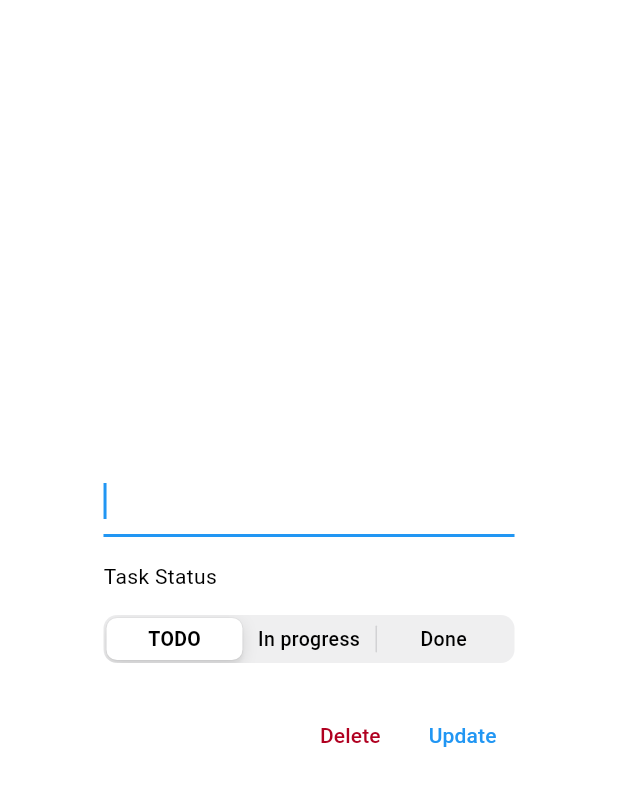
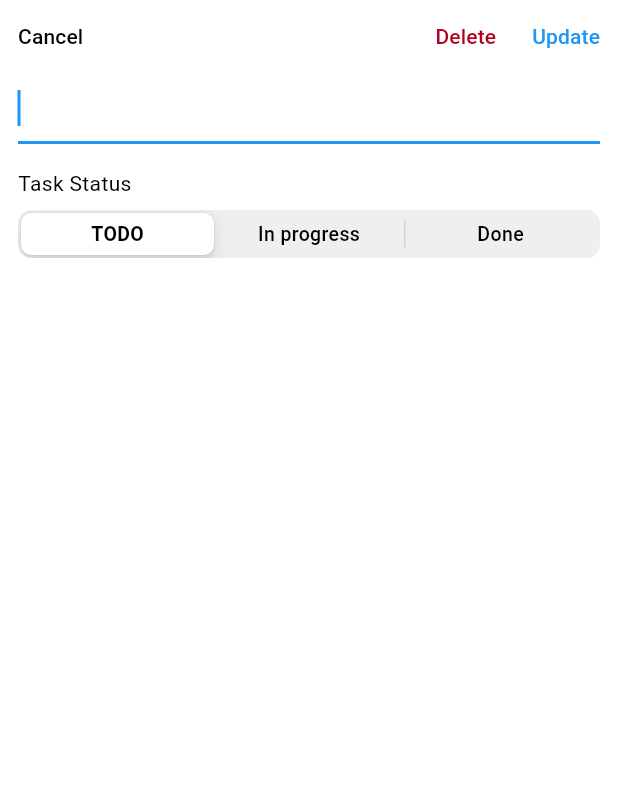
Before and after one commit to ytskk/taskline, a Flutter app: the TaskEdit widget shown alone on an empty page, opened directly with empty values, on a phone screen of 412 x 824 dp. Shown: the top 786 px of the screen. Run offline on Flutter 3.47's test engine with Material 2 defaults, Android fonts, the phone set to English and light mode, and no system bars; drawn by our look-alikes of dynamic_color; our stand-ins replace flutter_riverpod, package_info_plus, shared_preferences; accounts and stored records are empty.

Commit message:
updated edit menu

```diff
--- a/lib/features/tasks/widgets/task_edit.dart
+++ b/lib/features/tasks/widgets/task_edit.dart
@@ -31,20 +31,85 @@ class _TaskEditState extends ConsumerState<TaskEdit> {
   Widget build(BuildContext context) {
     final theme = Theme.of(context);
 
-    return AlertDialog(
-      backgroundColor: theme.colorScheme.surface,
-      title: TextField(
+    return SafeArea(
+      child: DecoratedBox(
+        decoration: BoxDecoration(
+          color: theme.colorScheme.surface,
+        ),
+        child: SingleChildScrollView(
+          padding: EdgeInsets.only(
+            bottom: MediaQuery.of(context).viewInsets.bottom + 16.0,
+          ),
+          child: Column(
+            crossAxisAlignment: CrossAxisAlignment.start,
+            children: [
+              DecoratedBox(
+                decoration: BoxDecoration(
+                  color: theme.colorScheme.surfaceVariant,
+                ),
+                child: Row(
+                  mainAxisAlignment: MainAxisAlignment.spaceBetween,
+                  children: [
+                    TextButton(
+                      style: TextButton.styleFrom(
+                        foregroundColor: theme.colorScheme.onSurfaceVariant,
+                      ),
+                      onPressed: () {
+                        Navigator.of(context).pop();
+                      },
+                      child: Text('Cancel'),
+                    ),
+                    Row(
+                      mainAxisSize: MainAxisSize.min,
+                      children: [
+                        TextButton(
+                          style: TextButton.styleFrom(
+                            foregroundColor: theme.colorScheme.error,
+                          ),
+                          onPressed: () {
+                            ref
+                                .read(taskListProvider.notifier)
+                                .remove(widget.task);
+                            Navigator.of(context).pop();
+                          },
+                          child: Text('Delete'),
+                        ),
+                        TextButton(
+                          style: TextButton.styleFrom(
+                            foregroundColor: theme.colorScheme.primary,
+                          ),
+                          onPressed: () {
+                            ref.read(taskListProvider.notifier).edit(
+                                  id: widget.task.id,
+                                  name: nameController.text,
+                                  status: _status,
+                                );
+                            Navigator.of(context).pop();
+                          },
+                          child: Text('Update'),
+                        ),
+                      ],
+                    ),
+                  ],
+                ),
+              ),
+              Padding(
+                padding: const EdgeInsets.symmetric(horizontal: 12.0),
+                child: Column(
+                  crossAxisAlignment: CrossAxisAlignment.start,
+                  children: [
+                    TextField(
                       controller: nameController,
                       autofocus: true,
                       textCapitalization: TextCapitalization.sentences,
                     ),
-      content: SingleChildScrollView(
-        child: Column(
-          crossAxisAlignment: CrossAxisAlignment.start,
+                    const SizedBox(height: 16.0),
+                    Text('Task Status'),
+                    const SizedBox(height: 8.0),
+                    Row(
                       children: [
-            Text('Task Status'),
-            const SizedBox(height: 16.0),
-            CupertinoSlidingSegmentedControl<TaskStatus>(
+                        Expanded(
+                          child: CupertinoSlidingSegmentedControl<TaskStatus>(
                             children: {
                               for (final status in TaskStatus.values)
                                 status: Text(
@@ -58,32 +123,16 @@ class _TaskEditState extends ConsumerState<TaskEdit> {
                               });
                             },
                           ),
+                        ),
+                      ],
+                    ),
                   ],
                 ),
               ),
-      actions: [
-        TextButton(
-          style: TextButton.styleFrom(
-            primary: theme.colorScheme.error,
+            ],
           ),
-          onPressed: () {
-            ref.read(taskListProvider.notifier).remove(widget.task);
-            Navigator.of(context).pop();
-          },
-          child: Text('Delete'),
         ),
-        TextButton(
-          child: Text('Update'),
-          onPressed: () {
-            ref.read(taskListProvider.notifier).edit(
-                  id: widget.task.id,
-                  name: nameController.text,
-                  status: _status,
-                );
-            Navigator.of(context).pop();
-          },
       ),
-      ],
     );
   }
 }
--- a/lib/features/tasks/widgets/task_list/task_list_populated.dart
+++ b/lib/features/tasks/widgets/task_list/task_list_populated.dart
@@ -88,7 +88,7 @@ class TaskListPopulated extends ConsumerWidget {
       text: '${task.name}',
       recognizer: TapAndLongPressGestureRecognizer()
         ..onLongPress = () {
-          showDialog(
+          showModalBottomSheet(
             context: context,
             builder: (BuildContext context) {
               return TaskEdit(task: task);
```
Also changed, not shown: lib/features/settings/view/settings_screen.dart (+7 -1 lines), lib/features/test_theme/test_theme_screen.dart (+10 -2 lines), pubspec.lock, 1 other file. Lines whose indentation alone changed are shown as unchanged.
